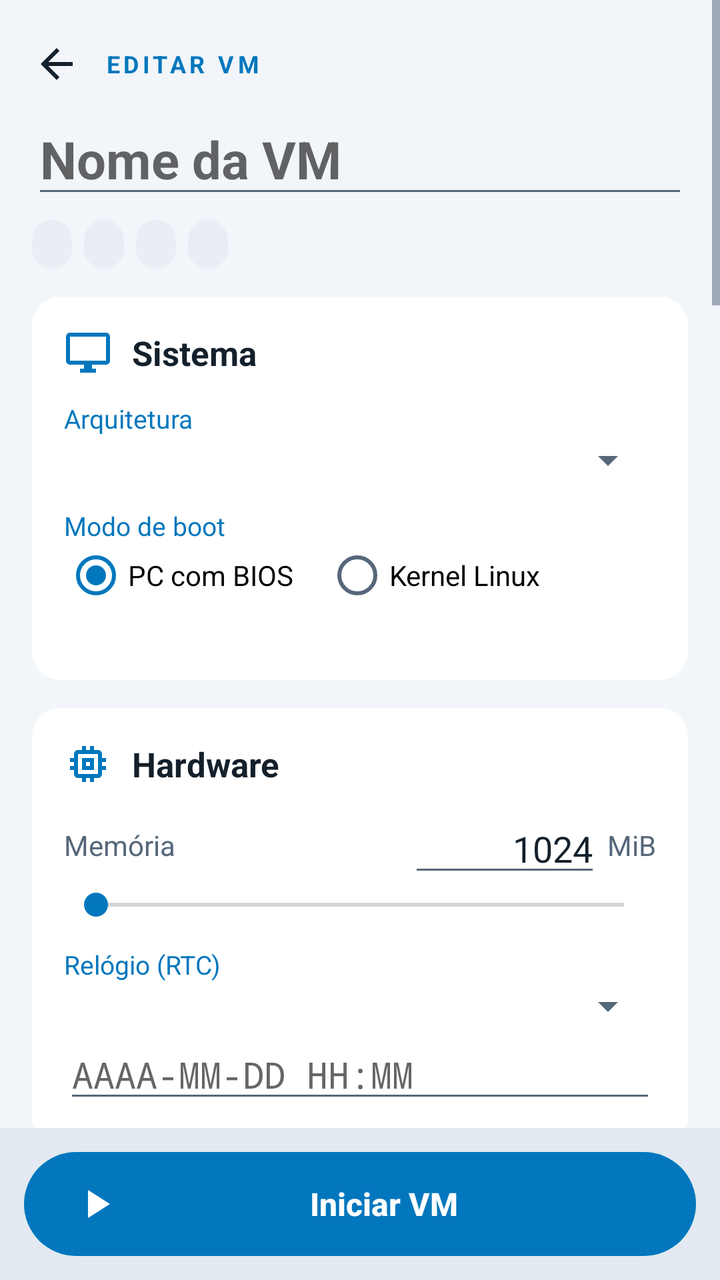
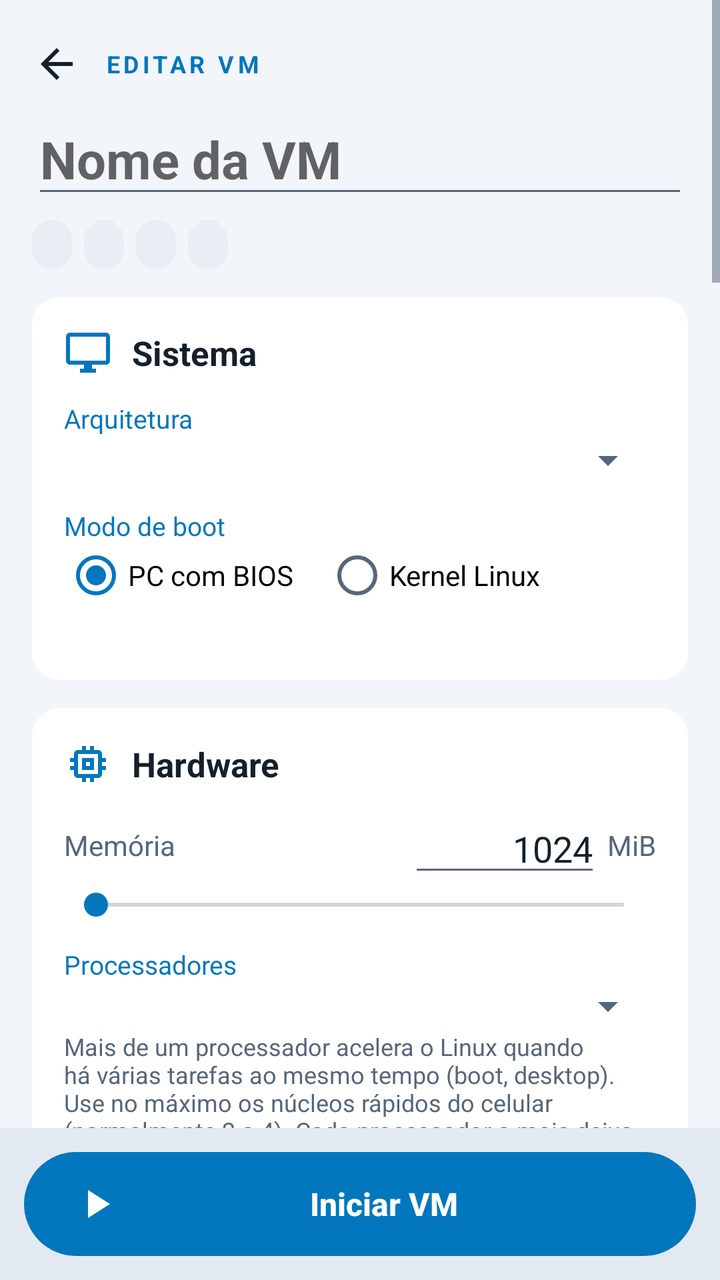

Screens rendered from an Android XML layout before and after an edit, with the pre-edit source and the edit as a unified diff.
<!-- AndroidManifest.xml: application theme Theme.MultiVM -->
<!-- res/layout/activity_main.xml -->
<?xml version="1.0" encoding="utf-8"?>
<LinearLayout xmlns:android="http://schemas.android.com/apk/res/android"
    android:layout_width="match_parent"
    android:layout_height="match_parent"
    android:orientation="vertical">

    <ScrollView
        android:layout_width="match_parent"
        android:layout_height="0dp"
        android:layout_weight="1"
        android:fillViewport="true">

        <LinearLayout
            android:layout_width="match_parent"
            android:layout_height="wrap_content"
            android:orientation="vertical"
            android:paddingStart="16dp"
            android:paddingTop="12dp"
            android:paddingEnd="16dp"
            android:paddingBottom="16dp">

            
            <LinearLayout
                android:layout_width="match_parent"
                android:layout_height="wrap_content"
                android:gravity="center_vertical"
                android:orientation="horizontal">

                <ImageButton
                    android:id="@+id/back"
                    android:layout_width="40dp"
                    android:layout_height="40dp"
                    android:layout_marginStart="-8dp"
                    android:background="@drawable/round_btn_bg"
                    android:contentDescription="Voltar"
                    android:src="@drawable/ic_back"
                    android:tint="@color/text" />

                <TextView
                    android:layout_width="wrap_content"
                    android:layout_height="wrap_content"
                    android:layout_marginStart="4dp"
                    android:letterSpacing="0.15"
                    android:text="EDITAR VM"
                    android:textColor="@color/accent"
                    android:textSize="12sp"
                    android:textStyle="bold" />
            </LinearLayout>

            <EditText
                android:id="@+id/title"
                android:layout_width="match_parent"
                android:layout_height="wrap_content"
                android:hint="Nome da VM"
                android:inputType="textCapSentences"
                android:singleLine="true"
                android:textColor="@color/text"
                android:textSize="26sp"
                android:textStyle="bold" />

            <HorizontalScrollView
                android:layout_width="match_parent"
                android:layout_height="wrap_content"
                android:layout_marginTop="6dp"
                android:scrollbars="none">

                <LinearLayout
                    android:layout_width="wrap_content"
                    android:layout_height="wrap_content"
                    android:orientation="horizontal">

                    <TextView android:id="@+id/chipArch" style="@style/Chip" />
                    <TextView android:id="@+id/chipRam" style="@style/Chip" />
                    <TextView android:id="@+id/chipMode" style="@style/Chip" />
                    <TextView android:id="@+id/chipMedia" style="@style/Chip" />
                </LinearLayout>
            </HorizontalScrollView>

            
            <LinearLayout style="@style/Card">

                <TextView
                    style="@style/CardTitle"
                    android:drawableStart="@drawable/ic_monitor"
                    android:text="Sistema" />

                <TextView
                    style="@style/Label"
                    android:text="Arquitetura" />

                <Spinner
                    android:id="@+id/arch"
                    android:layout_width="match_parent"
                    android:layout_height="wrap_content" />

                <TextView
                    style="@style/Label"
                    android:text="Modo de boot" />

                <RadioGroup
                    android:id="@+id/bootMode"
                    android:layout_width="match_parent"
                    android:layout_height="wrap_content"
                    android:orientation="horizontal">

                    <RadioButton
                        android:id="@+id/modeBios"
                        android:layout_width="wrap_content"
                        android:layout_height="wrap_content"
                        android:checked="true"
                        android:text="PC com BIOS" />

                    <RadioButton
                        android:id="@+id/modeKernel"
                        android:layout_width="wrap_content"
                        android:layout_height="wrap_content"
                        android:layout_marginStart="16dp"
                        android:text="Kernel Linux" />
                </RadioGroup>

                <TextView
                    android:id="@+id/archHelp"
                    style="@style/WizHelp"
                    android:textSize="12sp" />
            </LinearLayout>

            
            <LinearLayout style="@style/Card">

                <TextView
                    style="@style/CardTitle"
                    android:drawableStart="@drawable/ic_memory"
                    android:text="Hardware" />

                <LinearLayout
                    android:layout_width="match_parent"
                    android:layout_height="wrap_content"
                    android:layout_marginTop="8dp"
                    android:gravity="center_vertical"
                    android:orientation="horizontal">

                    <TextView
                        android:layout_width="0dp"
                        android:layout_height="wrap_content"
                        android:layout_weight="1"
                        android:text="Memória"
                        android:textColor="@color/text2" />

                    <EditText
                        android:id="@+id/ram"
                        android:layout_width="96dp"
                        android:layout_height="wrap_content"
                        android:gravity="end"
                        android:inputType="number"
                        android:text="1024" />

                    <TextView
                        android:layout_width="wrap_content"
                        android:layout_height="wrap_content"
                        android:text=" MiB"
                        android:textColor="@color/text2" />
                </LinearLayout>

                <SeekBar
                    android:id="@+id/ramBar"
                    android:layout_width="match_parent"
                    android:layout_height="wrap_content" />

                <TextView
                    android:id="@+id/ramHelp"
                    android:layout_width="match_parent"
                    android:layout_height="wrap_content"
                    android:textColor="@color/warn"
                    android:textSize="12sp"
                    android:visibility="gone" />

                <TextView
                    style="@style/Label"
                    android:text="Relógio (RTC)" />

                <Spinner
                    android:id="@+id/rtcMode"
                    android:layout_width="match_parent"
                    android:layout_height="wrap_content" />

                <EditText
                    android:id="@+id/rtcDate"
                    android:layout_width="match_parent"
                    android:layout_height="wrap_content"
                    android:fontFamily="monospace"
                    android:hint="AAAA-MM-DD HH:MM"
                    android:inputType="datetime" />
            </LinearLayout>

            
            <LinearLayout style="@style/Card">

                <TextView
                    style="@style/CardTitle"
                    android:drawableStart="@drawable/ic_hdd"
                    android:text="Armazenamento" />

                <com.multivm.app.MediaListView
                    android:id="@+id/mlDisks"
                    android:layout_width="match_parent"
                    android:layout_height="wrap_content" />

                <com.multivm.app.MediaListView
                    android:id="@+id/mlCds"
                    android:layout_width="match_parent"
                    android:layout_height="wrap_content" />

                <com.multivm.app.MediaListView
                    android:id="@+id/mlFloppies"
                    android:layout_width="match_parent"
                    android:layout_height="wrap_content" />

                <LinearLayout
                    android:id="@+id/ctrlGroup"
                    android:layout_width="match_parent"
                    android:layout_height="wrap_content"
                    android:orientation="vertical">

                    <TextView
                        style="@style/Label"
                        android:layout_marginTop="16dp"
                        android:text="Controlador" />

                    <RadioGroup
                        android:layout_width="match_parent"
                        android:layout_height="wrap_content"
                        android:orientation="horizontal">

                        <RadioButton
                            android:id="@+id/ide"
                            android:layout_width="wrap_content"
                            android:layout_height="wrap_content"
                            android:checked="true"
                            android:text="IDE" />

                        <RadioButton
                            android:id="@+id/sata"
                            android:layout_width="wrap_content"
                            android:layout_height="wrap_content"
                            android:layout_marginStart="16dp"
                            android:text="SATA/AHCI" />

                        <RadioButton
                            android:id="@+id/virtioCtrl"
                            android:layout_width="wrap_content"
                            android:layout_height="wrap_content"
                            android:layout_marginStart="16dp"
                            android:text="virtio" />
                    </RadioGroup>

                    <TextView
                        android:id="@+id/ctrlHelp"
                        style="@style/WizHelp"
                        android:textSize="12sp" />
                </LinearLayout>
            </LinearLayout>

            
            <LinearLayout style="@style/Card">

                <TextView
                    style="@style/CardTitle"
                    android:drawableStart="@drawable/ic_boot"
                    android:text="Inicialização" />

                
                <LinearLayout
                    android:id="@+id/biosGroup"
                    android:layout_width="match_parent"
                    android:layout_height="wrap_content"
                    android:orientation="vertical">

                    <TextView
                        style="@style/Label"
                        android:text="Ordem de boot" />

                    <Spinner
                        android:id="@+id/bootOrder"
                        android:layout_width="match_parent"
                        android:layout_height="wrap_content" />
                </LinearLayout>

                
                <LinearLayout
                    android:id="@+id/kernelGroup"
                    android:layout_width="match_parent"
                    android:layout_height="wrap_content"
                    android:orientation="vertical">

                    <TextView
                        style="@style/Label"
                        android:text="Kernel" />

                    <LinearLayout style="@style/FileRow">
                        <TextView android:id="@+id/kernelName" style="@style/FileName" />
                        <Button android:id="@+id/kernelPick" style="@style/SmallButton" android:text="Escolher" />
                        <Button android:id="@+id/kernelClear" style="@style/SmallButton" android:text="✕" />
                    </LinearLayout>

                    <TextView
                        style="@style/Label"
                        android:text="Initrd (opcional)" />

                    <LinearLayout style="@style/FileRow">
                        <TextView android:id="@+id/initrdName" style="@style/FileName" />
                        <Button android:id="@+id/initrdPick" style="@style/SmallButton" android:text="Escolher" />
                        <Button android:id="@+id/initrdClear" style="@style/SmallButton" android:text="✕" />
                    </LinearLayout>

                    <TextView
                        style="@style/Label"
                        android:text="Linha de comando (vazio = console padrão)" />

                    <EditText
                        android:id="@+id/cmdline"
                        android:layout_width="match_parent"
                        android:layout_height="wrap_content"
                        android:fontFamily="monospace"
                        android:hint="console=ttyS0"
                        android:inputType="text" />

                    <TextView
                        style="@style/Label"
                        android:text="Parâmetros rápidos (toque para ligar/desligar)" />

                    <HorizontalScrollView
                        android:layout_width="match_parent"
                        android:layout_height="wrap_content"
                        android:layout_marginTop="4dp"
                        android:scrollbars="none">

                        <LinearLayout
                            android:id="@+id/quickParams"
                            android:layout_width="wrap_content"
                            android:layout_height="wrap_content"
                            android:orientation="horizontal" />
                    </HorizontalScrollView>

                    <CheckBox
                        android:id="@+id/fbEnable"
                        android:layout_width="wrap_content"
                        android:layout_height="wrap_content"
                        android:text="Tela gráfica (framebuffer)" />

                    <Spinner
                        android:id="@+id/fbRes"
                        android:layout_width="match_parent"
                        android:layout_height="wrap_content" />

                    <EditText
                        android:id="@+id/fbSize"
                        android:layout_width="match_parent"
                        android:layout_height="wrap_content"
                        android:hint="LARGURAxALTURA"
                        android:inputType="text"
                        android:text="800x600" />

                    
                    <LinearLayout
                        android:id="@+id/dtbGroup"
                        android:layout_width="match_parent"
                        android:layout_height="wrap_content"
                        android:orientation="vertical">

                        <TextView
                            style="@style/Label"
                            android:text="Device tree (DTB) — opcional; sem ele é gerado automaticamente" />

                        <LinearLayout style="@style/FileRow">
                            <TextView android:id="@+id/dtbName" style="@style/FileName" />
                            <Button android:id="@+id/dtbPick" style="@style/SmallButton" android:text="Escolher" />
                            <Button android:id="@+id/dtbClear" style="@style/SmallButton" android:text="✕" />
                        </LinearLayout>
                    </LinearLayout>

                    <TextView
                        style="@style/Label"
                        android:text="Endereço de carga de binário bruto (hex, vazio = padrão)" />

                    <EditText
                        android:id="@+id/rawAddr"
                        android:layout_width="match_parent"
                        android:layout_height="wrap_content"
                        android:fontFamily="monospace"
                        android:hint="ex.: 0x40080000"
                        android:inputType="text|textNoSuggestions" />
                </LinearLayout>
            </LinearLayout>

            
            <LinearLayout style="@style/Card">

                <TextView
                    style="@style/CardTitle"
                    android:drawableStart="@drawable/ic_network"
                    android:text="Som e rede" />

                <TextView
                    style="@style/Label"
                    android:text="Placa de som" />

                <Spinner
                    android:id="@+id/sound"
                    android:layout_width="match_parent"
                    android:layout_height="wrap_content" />

                <CheckBox
                    android:id="@+id/mic"
                    android:layout_width="wrap_content"
                    android:layout_height="wrap_content"
                    android:text="Microfone (entrada de áudio do aparelho)" />

                <TextView
                    style="@style/Label"
                    android:text="Placa de rede" />

                <Spinner
                    android:id="@+id/nic"
                    android:layout_width="match_parent"
                    android:layout_height="wrap_content" />

                <TextView
                    android:id="@+id/netHelp"
                    style="@style/WizHelp"
                    android:textSize="12sp" />

                <TextView
                    style="@style/Label"
                    android:layout_marginTop="16dp"
                    android:text="Redirecionamento de portas (aparelho → VM)" />

                <LinearLayout
                    android:id="@+id/fwdList"
                    android:layout_width="match_parent"
                    android:layout_height="wrap_content"
                    android:orientation="vertical" />

                <Button
                    android:id="@+id/fwdAdd"
                    style="@style/OutlineButton"
                    android:layout_marginTop="8dp"
                    android:drawableStart="@drawable/ic_add"
                    android:drawableTint="@color/accent"
                    android:text="Adicionar redirecionamento" />
            </LinearLayout>

            
            <LinearLayout style="@style/Card">

                <TextView
                    style="@style/CardTitle"
                    android:drawableStart="@drawable/ic_cast"
                    android:text="Acesso remoto (VNC)" />

                <CheckBox
                    android:id="@+id/vnc"
                    android:layout_width="wrap_content"
                    android:layout_height="wrap_content"
                    android:layout_marginTop="8dp"
                    android:text="Ativar servidor VNC" />

                <LinearLayout
                    android:id="@+id/vncGroup"
                    android:layout_width="match_parent"
                    android:layout_height="wrap_content"
                    android:orientation="vertical">

                    <TextView
                        style="@style/Label"
                        android:text="Tela ou porta (1 = tela :1 = porta 5901)" />

                    <EditText
                        android:id="@+id/vncPort"
                        android:layout_width="match_parent"
                        android:layout_height="wrap_content"
                        android:inputType="number"
                        android:text="5900" />

                    <TextView
                        style="@style/Label"
                        android:text="Senha (opcional, até 8 caracteres)" />

                    <EditText
                        android:id="@+id/vncPassword"
                        android:layout_width="match_parent"
                        android:layout_height="wrap_content"
                        android:inputType="textPassword"
                        android:maxLength="8" />

                    <CheckBox
                        android:id="@+id/vncLan"
                        android:layout_width="wrap_content"
                        android:layout_height="wrap_content"
                        android:text="Permitir acesso pela rede local (Wi-Fi)" />

                    <TextView
                        android:id="@+id/vncHelp"
                        style="@style/WizHelp"
                        android:textSize="12sp" />
                </LinearLayout>
            </LinearLayout>

            <TextView
                android:id="@+id/info"
                android:layout_width="match_parent"
                android:layout_height="wrap_content"
                android:layout_marginTop="16dp"
                android:textColor="@color/text2"
                android:textSize="11sp" />
        </LinearLayout>
    </ScrollView>

    
    <LinearLayout
        android:layout_width="match_parent"
        android:layout_height="wrap_content"
        android:background="@color/bg_dark"
        android:padding="12dp">

        <Button
            android:id="@+id/start"
            style="@style/PrimaryButton"
            android:layout_width="match_parent"
            android:drawableStart="@drawable/ic_play"
            android:text="Iniciar VM" />
    </LinearLayout>
</LinearLayout>
<!-- resources referenced by this layout -->
<resources>
  <color name="accent">#4FC3F7</color>
  <color name="bg_dark">#0A1018</color>
  <color name="text">#ECF1F6</color>
  <color name="text2">#9FB0C0</color>
  <color name="warn">#FFB74D</color>
  <!-- drawable ic_play (drawable) -->
  <?xml version="1.0" encoding="utf-8"?>
  <vector xmlns:android="http://schemas.android.com/apk/res/android"
      android:width="24dp" android:height="24dp" android:viewportWidth="24" android:viewportHeight="24"
      android:tint="?android:attr/textColorPrimary">
      <path android:fillColor="#FFFFFFFF" android:pathData="M8,5v14l11,-7z" />
  </vector>
  <!-- drawable round_btn_bg (drawable) -->
  <?xml version="1.0" encoding="utf-8"?>
  <ripple xmlns:android="http://schemas.android.com/apk/res/android" android:color="#554FC3F7">
      <item android:id="@android:id/mask">
          <shape android:shape="oval">
              <solid android:color="#FFFFFFFF" />
          </shape>
      </item>
  </ripple>
  <style name="Card">
          <item name="android:layout_width">match_parent</item>
          <item name="android:layout_height">wrap_content</item>
          <item name="android:layout_marginTop">14dp</item>
          <item name="android:background">@drawable/card_bg</item>
          <item name="android:orientation">vertical</item>
          <item name="android:padding">16dp</item>
      </style>
  <style name="FileName">
          <item name="android:layout_width">0dp</item>
          <item name="android:layout_height">wrap_content</item>
          <item name="android:layout_weight">1</item>
          <item name="android:ellipsize">middle</item>
          <item name="android:singleLine">true</item>
          <item name="android:text">(nenhum)</item>
      </style>
  <style name="FileRow">
          <item name="android:layout_width">match_parent</item>
          <item name="android:layout_height">wrap_content</item>
          <item name="android:orientation">horizontal</item>
          <item name="android:gravity">center_vertical</item>
      </style>
  <style name="Label">
          <item name="android:layout_width">wrap_content</item>
          <item name="android:layout_height">wrap_content</item>
          <item name="android:layout_marginTop">12dp</item>
          <item name="android:textColor">@color/accent</item>
          <item name="android:textSize">13sp</item>
      </style>
  <style name="SmallButton" parent="OutlineButton">
          <item name="android:layout_marginStart">6dp</item>
          <item name="android:minWidth">44dp</item>
      </style>
  <style name="WizHelp">
          <item name="android:layout_width">match_parent</item>
          <item name="android:layout_height">wrap_content</item>
          <item name="android:layout_marginTop">4dp</item>
          <item name="android:textColor">@color/text2</item>
          <item name="android:textSize">14sp</item>
      </style>
  <!-- drawable card_bg (drawable) -->
  <?xml version="1.0" encoding="utf-8"?>
  <shape xmlns:android="http://schemas.android.com/apk/res/android" android:shape="rectangle">
      <solid android:color="@color/surface" />
      <corners android:radius="14dp" />
  </shape>
  <!-- drawable chip_bg (drawable) -->
  <?xml version="1.0" encoding="utf-8"?>
  <shape xmlns:android="http://schemas.android.com/apk/res/android" android:shape="rectangle">
      <solid android:color="@color/surface2" />
      <corners android:radius="12dp" />
  </shape>
  <color name="on_accent">#062233</color>
  <color name="bg">#0E1621</color>
  <color name="surface">#18222E</color>
  <color name="surface2">#223040</color>
  <color name="outline">#2E4053</color>
  <!-- drawable dialog_bg (drawable) -->
  <?xml version="1.0" encoding="utf-8"?>
  <shape xmlns:android="http://schemas.android.com/apk/res/android" android:shape="rectangle">
      <solid android:color="@color/surface" />
      <corners android:radius="16dp" />
  </shape>
  <!-- unchanged entries left out for length: 16 -->
</resources>

<!-- the commit's change to res/layout/activity_main.xml (unified diff, before → after) -->
@@ -174,6 +174,29 @@
                     android:textSize="12sp"
                     android:visibility="gone" />
 
+                <LinearLayout
+                    android:id="@+id/cpuBox"
+                    android:layout_width="match_parent"
+                    android:layout_height="wrap_content"
+                    android:orientation="vertical">
+
+                    <TextView
+                        style="@style/Label"
+                        android:text="Processadores" />
+
+                    <Spinner
+                        android:id="@+id/cpus"
+                        android:layout_width="match_parent"
+                        android:layout_height="wrap_content" />
+
+                    <TextView
+                        android:layout_width="match_parent"
+                        android:layout_height="wrap_content"
+                        android:text="Mais de um processador acelera o Linux quando há várias tarefas ao mesmo tempo (boot, desktop). Use no máximo os núcleos rápidos do celular (normalmente 2 a 4). Cada processador a mais deixa cada um cerca de 20% mais lento, então para um programa só, 1 é melhor. Sistemas instalados com 1 processador (como o Windows XP) continuam usando 1."
+                        android:textColor="@color/text2"
+                        android:textSize="12sp" />
+                </LinearLayout>
+
                 <TextView
                     style="@style/Label"
                     android:text="Relógio (RTC)" />
